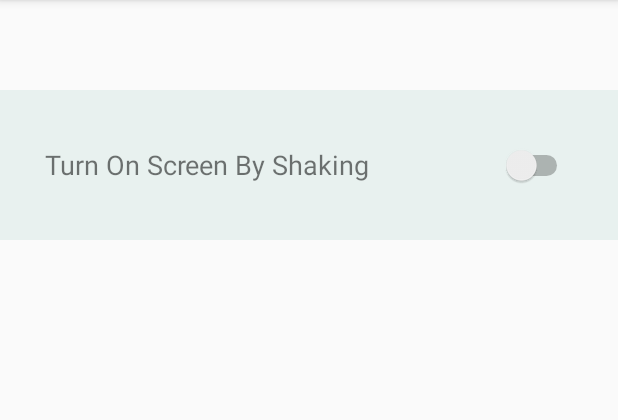
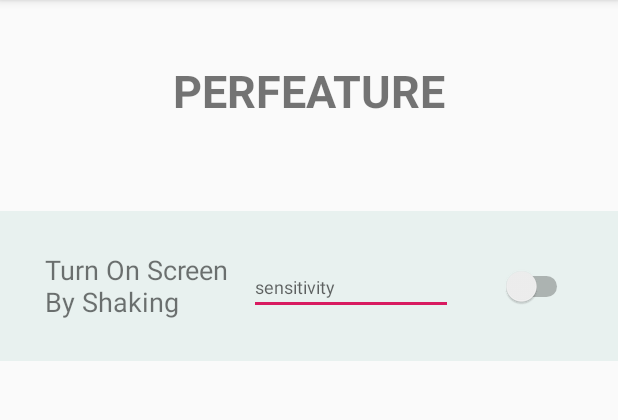
Before and after one commit to m-vt/SoftLab_99, an Android app: the screen it shows after launch (MainActivity), on a phone screen of 412 x 824 dp, the part 84-504 px from its top. Run offline under Robolectric (Android 15) with nearby library versions, the light colour scheme and no system bars.

Commit message:
add sensitivity to detector

```diff
--- a/app/src/main/AndroidManifest.xml
+++ b/app/src/main/AndroidManifest.xml
@@ -1,4 +1,5 @@
 <?xml version="1.0" encoding="utf-8"?>
+
 <manifest xmlns:android="http://schemas.android.com/apk/res/android"
     package="com.example.shakedetect">
     <uses-permission android:name="android.permission.WAKE_LOCK" />
--- a/app/src/main/res/layout/activity_main.xml
+++ b/app/src/main/res/layout/activity_main.xml
@@ -19,6 +19,15 @@
         app:layout_constraintTop_toTopOf="parent"
         app:layout_constraintVertical_bias="0.0">
 
+        <TextView
+            android:id="@+id/textView2"
+            android:layout_width="match_parent"
+            android:layout_height="wrap_content"
+            android:layout_marginTop="40dp"
+            android:gravity="center"
+            android:text="@string/perfeature"
+            android:textSize="30sp"
+            android:textStyle="bold" />
 
         <LinearLayout
             android:id="@+id/feature2"
@@ -41,6 +50,20 @@
                 android:textSize="18sp" />
 
 
+            <EditText
+                android:id="@+id/shakeSensitivity"
+                android:layout_width="100dp"
+                android:layout_height="wrap_content"
+                android:layout_weight="1"
+                android:ems="10"
+                android:hint="sensitivity"
+                android:inputType="textPersonName"
+                android:textColorHighlight="#8BC34A"
+                android:textColorLink="#8BC34A"
+                android:textSize="12sp"
+                android:autofillHints=""
+                tools:ignore="InvalidId" />
+
             <Switch
                 android:id="@+id/shakeSwitch"
                 android:layout_width="80dp"
--- a/app/src/main/res/values/strings.xml
+++ b/app/src/main/res/values/strings.xml
@@ -2,4 +2,5 @@
     <string name="app_name">Detector</string>
     <string name="turn_on_screen_by_shaking">Turn On Screen By Shaking</string>
     <string name="sensitivity">sensitivity</string>
+    <string name="perfeature">PERFEATURE</string>
 </resources>
```
Also changed, not shown: app/src/main/java/com/example/shakedetect/MainActivity.java (+23 -3 lines), app/src/main/java/com/example/shakedetect/ShakeService.java (+19 -0 lines), 7 other files.
